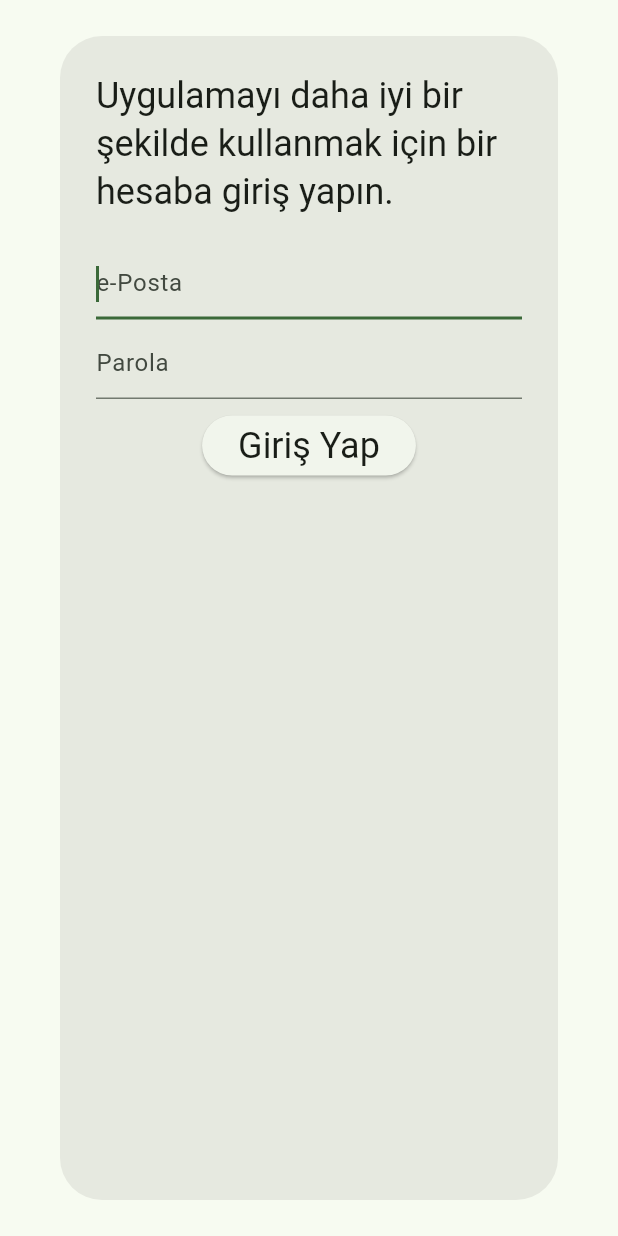
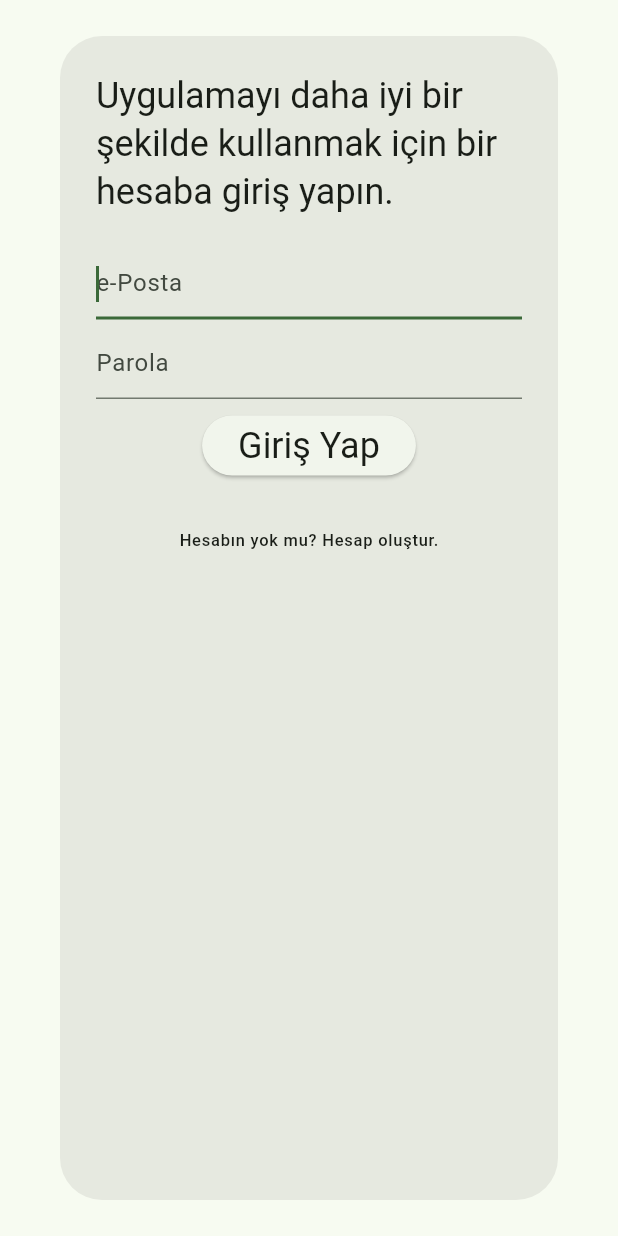
Before and after one commit to keremErdine/flutter_chatbot, a Flutter app: the AccountMenuPopup widget shown alone on an empty page, opened directly, after a tap on "Giriş Yap", on a phone screen of 412 x 824 dp. Run offline on Flutter 3.47's test engine with Material 2 defaults, Android fonts, the phone set to English and light mode, and no system bars; our stand-ins replace bloc, cross_file, firebase_auth, firebase_core, flutter_bloc, shared_preferences; missing offline and left inert: langchain, langchain_openai, langchain_pinecone; accounts and stored records are empty; network calls fail.

Commit message:
Working on a way to swap account control screens

```diff
--- a/lib/bloc/app_bloc.dart
+++ b/lib/bloc/app_bloc.dart
@@ -43,6 +43,7 @@ class AppBloc extends Bloc<AppEvent, AppState> {
     on<AppAITemperatureSelected>(appAITemperatureSelected);
     on<AppUserLoggedIn>(appUserLoggedIn);
     on<AppUserSignedUp>(appUserSignedUp);
+    on<AppAccountMenuPageChanged>(appAccountMenuPageChanged);
   }
 
   void appDocumentAdded(AppDocumentAdded event, Emitter emit) async {
@@ -274,10 +275,15 @@ class AppBloc extends Bloc<AppEvent, AppState> {
   }
 
   void appUserLoggedIn(AppUserLoggedIn event, Emitter emit) async {
-    UserCredential? credential;
+    print(event.email);
+    print(event.password);
     try {
-      credential = await FirebaseAuth.instance.signInWithEmailAndPassword(
-          email: event.email, password: event.password);
+      await FirebaseAuth.instance
+          .signInWithEmailAndPassword(
+              email: event.email, password: event.password)
+          .then((value) {
+        emit(state.copyWith(credential: value));
+      });
     } on FirebaseAuthException catch (e) {
       if (e.code == 'user-not-found') {
         add(AppMessageWritten(
@@ -297,15 +303,7 @@ class AppBloc extends Bloc<AppEvent, AppState> {
             message: Message(context: e.code, sender: Sender.system)));
       }
     }
-
-    print(credential);
-    if (credential == null) {
-      add(AppMessageWritten(
-          message:
-              Message(context: "Bir hata oluştu.", sender: Sender.system)));
-    }
-
-    emit(state.copyWith(credential: credential));
+    print(state.credential);
   }
 
   void appUserSignedUp(AppUserSignedUp event, Emitter emit) async {
@@ -338,4 +336,9 @@ class AppBloc extends Bloc<AppEvent, AppState> {
 
     emit(state.copyWith(credential: credential));
   }
+
+  void appAccountMenuPageChanged(
+      AppAccountMenuPageChanged event, Emitter emit) {
+    emit(state.copyWith(currentAcountMenu: event.accountMenu));
+  }
 }
--- a/lib/bloc/app_event.dart
+++ b/lib/bloc/app_event.dart
@@ -53,3 +53,8 @@ class AppUserSignedUp extends AppEvent {
   final String email;
   final String password;
 }
+
+class AppAccountMenuPageChanged extends AppEvent {
+  AppAccountMenuPageChanged({required this.accountMenu});
+  final AccountMenu accountMenu;
+}
--- a/lib/screens/account_popup/account_popup.dart
+++ b/lib/screens/account_popup/account_popup.dart
@@ -39,12 +39,21 @@ class AccountMenuPopup extends StatelessWidget {
             onPressed: () {
               context.read<AppBloc>().add(AppUserLoggedIn(
                   email: emailController.value.text,
-                  password: emailController.value.text));
+                  password: passwordController.value.text));
             },
             child: Text(
               "Giriş Yap",
               style: Theme.of(context).textTheme.headlineSmall,
             )),
+        const SizedBox(
+          height: 15,
+        ),
+        TextButton(
+            onPressed: () {},
+            child: Text(
+              "Hesabın yok mu? Hesap oluştur.",
+              style: Theme.of(context).textTheme.labelSmall,
+            ))
       ],
     );
     return BlocConsumer<AppBloc, AppState>(
@@ -81,12 +90,22 @@ class AccountMenuPopup extends StatelessWidget {
                   onPressed: () {
                     context.read<AppBloc>().add(AppUserLoggedIn(
                         email: emailController.value.text,
-                        password: emailController.value.text));
+                        password: passwordController.value.text));
+                    Navigator.of(context).pop();
                   },
                   child: Text(
                     "Giriş Yap",
                     style: Theme.of(context).textTheme.headlineSmall,
                   )),
+              const SizedBox(
+                height: 15,
+              ),
+              TextButton(
+                  onPressed: () {},
+                  child: Text(
+                    "Hesabın yok mu? Hesap oluştur.",
+                    style: Theme.of(context).textTheme.labelSmall,
+                  ))
             ],
           );
         } else {
@@ -118,11 +137,25 @@ class AccountMenuPopup extends StatelessWidget {
                 height: 7,
               ),
               ElevatedButton(
-                  onPressed: () {},
+                  onPressed: () {
+                    context.read<AppBloc>().add(AppUserSignedUp(
+                        email: emailController.value.text,
+                        password: passwordController.value.text));
+                    Navigator.of(context).pop();
+                  },
                   child: Text(
                     "Hesap Oluştur",
                     style: Theme.of(context).textTheme.headlineSmall,
                   )),
+              const SizedBox(
+                height: 15,
+              ),
+              TextButton(
+                  onPressed: () {},
+                  child: Text(
+                    "Zaten hesabın var mı? Giriş yap.",
+                    style: Theme.of(context).textTheme.labelSmall,
+                  ))
             ],
           );
         }
```
